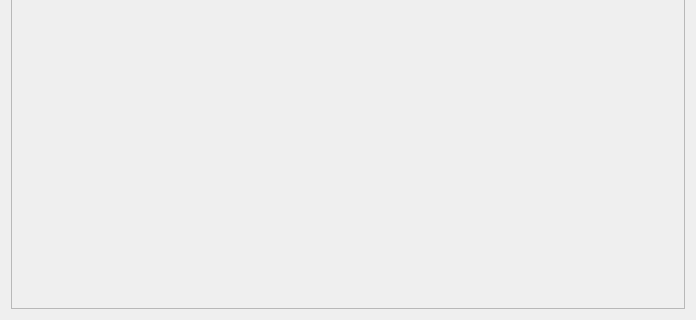
This is assets/ui_files/previewViewer.ui in compix/MetadataManager as Qt 5 draws it before an edit; both pictures show x 0 to 696 and y 303 to 623 of the 696 by 623 pixel window. The edited form follows.
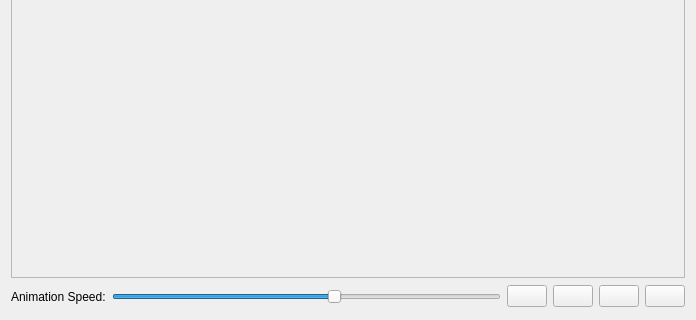
This is the edited form. Icons and pictures are not drawn.

Commit message: Support animations in Preview Viewer, added qrc support

Diff of the .ui file:
```diff
--- a/assets/ui_files/previewViewer.ui
+++ b/assets/ui_files/previewViewer.ui
@@ -25,6 +25,130 @@
      <layout class="QVBoxLayout" name="verticalLayout_2"/>
     </widget>
    </item>
+   <item>
+    <widget class="QFrame" name="frame">
+     <property name="maximumSize">
+      <size>
+       <width>16777215</width>
+       <height>25</height>
+      </size>
+     </property>
+     <property name="frameShape">
+      <enum>QFrame::NoFrame</enum>
+     </property>
+     <property name="frameShadow">
+      <enum>QFrame::Raised</enum>
+     </property>
+     <layout class="QHBoxLayout" name="horizontalLayout">
+      <property name="leftMargin">
+       <number>0</number>
+      </property>
+      <property name="topMargin">
+       <number>0</number>
+      </property>
+      <property name="rightMargin">
+       <number>0</number>
+      </property>
+      <property name="bottomMargin">
+       <number>0</number>
+      </property>
+      <item>
+       <widget class="QLabel" name="label">
+        <property name="text">
+         <string>Animation Speed:</string>
+        </property>
+       </widget>
+      </item>
+      <item>
+       <widget class="QSlider" name="animationSpeedSlider">
+        <property name="minimum">
+         <number>1</number>
+        </property>
+        <property name="maximum">
+         <number>100</number>
+        </property>
+        <property name="value">
+         <number>58</number>
+        </property>
+        <property name="orientation">
+         <enum>Qt::Horizontal</enum>
+        </property>
+        <property name="invertedAppearance">
+         <bool>false</bool>
+        </property>
+       </widget>
+      </item>
+      <item alignment="Qt::AlignRight">
+       <widget class="QFrame" name="frame_2">
+        <property name="frameShape">
+         <enum>QFrame::NoFrame</enum>
+        </property>
+        <property name="frameShadow">
+         <enum>QFrame::Raised</enum>
+        </property>
+        <layout class="QHBoxLayout" name="horizontalLayout_2">
+         <property name="leftMargin">
+          <number>0</number>
+         </property>
+         <property name="topMargin">
+          <number>0</number>
+         </property>
+         <property name="rightMargin">
+          <number>0</number>
+         </property>
+         <property name="bottomMargin">
+          <number>0</number>
+         </property>
+         <item>
+          <widget class="QPushButton" name="playButton">
+           <property name="text">
+            <string/>
+           </property>
+           <property name="icon">
+            <iconset resource="../resource_files/resources.qrc">
+             <normaloff>:/icons/play_icon.png</normaloff>:/icons/play_icon.png</iconset>
+           </property>
+          </widget>
+         </item>
+         <item>
+          <widget class="QPushButton" name="previousFrameButton">
+           <property name="text">
+            <string/>
+           </property>
+           <property name="icon">
+            <iconset resource="../resource_files/resources.qrc">
+             <normaloff>:/icons/rewind_icon.png</normaloff>:/icons/rewind_icon.png</iconset>
+           </property>
+          </widget>
+         </item>
+         <item>
+          <widget class="QPushButton" name="nextFrameButton">
+           <property name="text">
+            <string/>
+           </property>
+           <property name="icon">
+            <iconset resource="../resource_files/resources.qrc">
+             <normaloff>:/icons/fast_forward_icon.png</normaloff>:/icons/fast_forward_icon.png</iconset>
+           </property>
+          </widget>
+         </item>
+         <item>
+          <widget class="QPushButton" name="pauseButton">
+           <property name="text">
+            <string/>
+           </property>
+           <property name="icon">
+            <iconset resource="../resource_files/resources.qrc">
+             <normaloff>:/icons/pause_icon.png</normaloff>:/icons/pause_icon.png</iconset>
+           </property>
+          </widget>
+         </item>
+        </layout>
+       </widget>
+      </item>
+     </layout>
+    </widget>
+   </item>
   </layout>
  </widget>
  <resources/>
```
Left out of the diff: 4 changed lines with no effect on the pictures. The commit also changes 9 other files.
